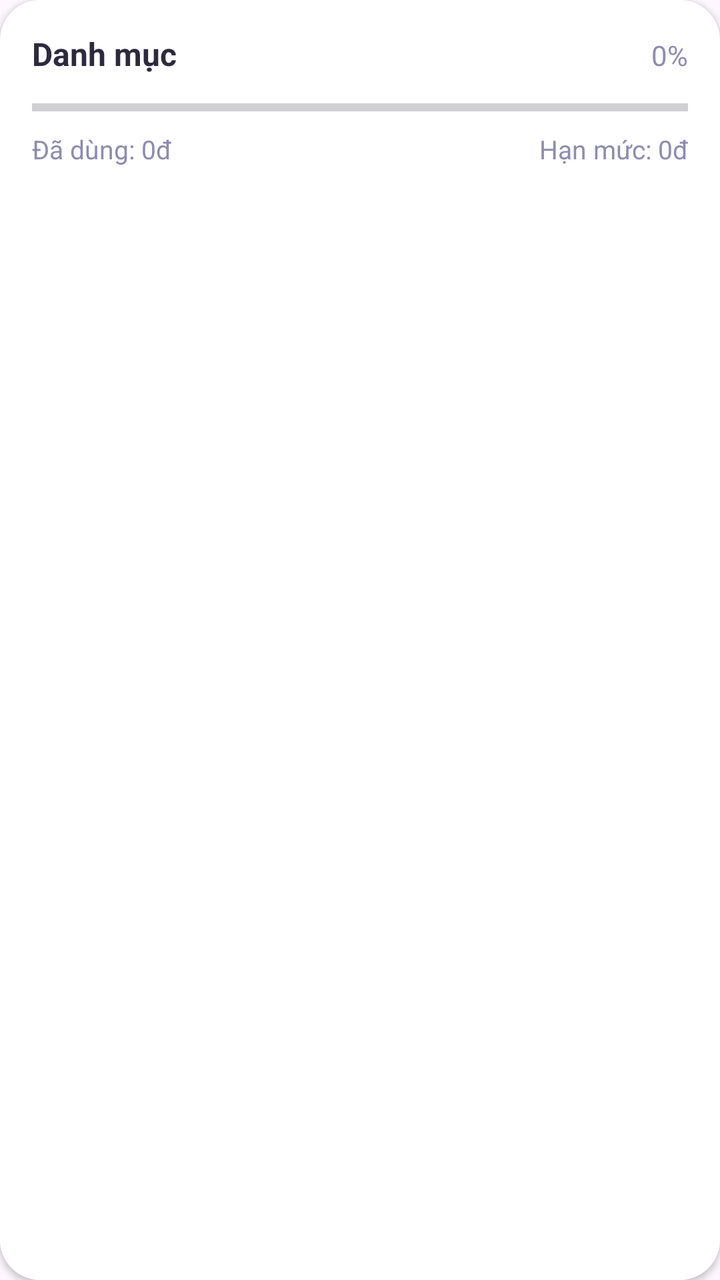
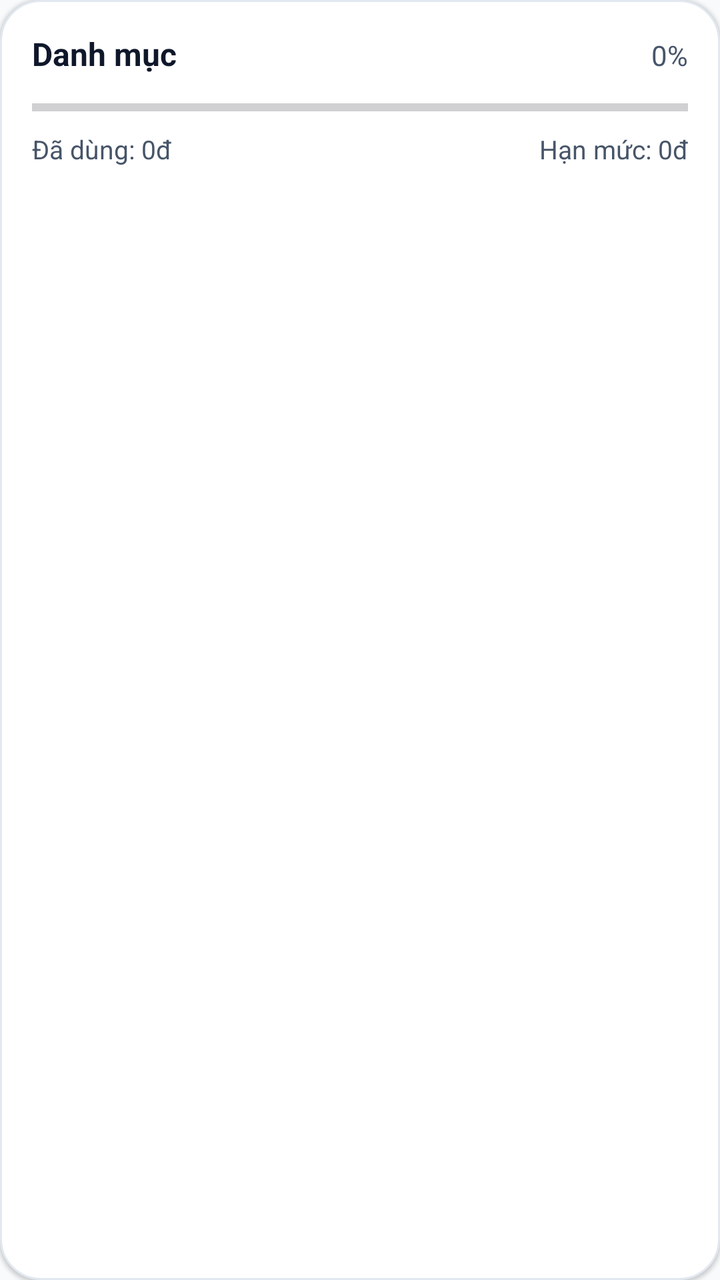

An Android layout rendered at two revisions. The XML below is the earlier revision; the diff shows what the commit changed to produce the second picture.
<!-- AndroidManifest.xml: application theme Theme.MyApplication -->
<!-- res/layout/item_budget.xml -->
<?xml version="1.0" encoding="utf-8"?>
<LinearLayout xmlns:android="http://schemas.android.com/apk/res/android"
    android:layout_width="match_parent"
    android:layout_height="wrap_content"
    android:layout_marginBottom="12dp"
    android:background="@drawable/bg_card"
    android:elevation="2dp"
    android:orientation="vertical"
    android:padding="16dp">

    <LinearLayout
        android:layout_width="match_parent"
        android:layout_height="wrap_content"
        android:orientation="horizontal">

        <TextView
            android:id="@+id/tvBudgetCategory"
            android:layout_width="0dp"
            android:layout_height="wrap_content"
            android:layout_weight="1"
            android:text="Danh mục"
            android:textColor="@color/text_primary"
            android:textSize="16sp"
            android:textStyle="bold" />

        <TextView
            android:id="@+id/tvBudgetPercent"
            android:layout_width="wrap_content"
            android:layout_height="wrap_content"
            android:text="0%"
            android:textColor="@color/text_secondary"
            android:textSize="14sp" />
    </LinearLayout>

    <ProgressBar
        android:id="@+id/pbBudget"
        style="?android:attr/progressBarStyleHorizontal"
        android:layout_width="match_parent"
        android:layout_height="8dp"
        android:layout_marginTop="12dp"
        android:max="100"
        android:progress="0" />

    <LinearLayout
        android:layout_width="match_parent"
        android:layout_height="wrap_content"
        android:layout_marginTop="8dp"
        android:orientation="horizontal">

        <TextView
            android:id="@+id/tvSpentAmount"
            android:layout_width="wrap_content"
            android:layout_height="wrap_content"
            android:text="Đã dùng: 0đ"
            android:textColor="@color/text_secondary"
            android:textSize="13sp" />

        <View
            android:layout_width="0dp"
            android:layout_height="0dp"
            android:layout_weight="1" />

        <TextView
            android:id="@+id/tvLimitAmount"
            android:layout_width="wrap_content"
            android:layout_height="wrap_content"
            android:text="Hạn mức: 0đ"
            android:textColor="@color/text_secondary"
            android:textSize="13sp" />
    </LinearLayout>

    <TextView
        android:id="@+id/tvWarning"
        android:layout_width="wrap_content"
        android:layout_height="wrap_content"
        android:layout_marginTop="4dp"
        android:text="Cảnh báo: Sắp quá hạn mức!"
        android:textColor="@color/accent_red"
        android:textSize="12sp"
        android:visibility="gone" />

</LinearLayout>
<!-- resources referenced by this layout -->
<resources>
  <color name="accent_red">#FF6B6B</color>
  <color name="text_primary">#2D2A3F</color>
  <color name="text_secondary">#8E8CB0</color>
  <!-- drawable bg_card (drawable) -->
  <?xml version="1.0" encoding="utf-8"?>
  <shape xmlns:android="http://schemas.android.com/apk/res/android">
      <solid android:color="@color/card_background" />
      <corners android:radius="20dp" />
  </shape>
  <style name="Theme.MyApplication" parent="Base.Theme.MyApplication" />
  <color name="card_background">#FFFFFF</color>
  <style name="Base.Theme.MyApplication" parent="Theme.Material3.DayNight.NoActionBar">
          
          
      </style>
</resources>

<!-- the commit's change to res/layout/item_budget.xml (unified diff, before → after) -->
@@ -4,7 +4,7 @@
     android:layout_height="wrap_content"
     android:layout_marginBottom="12dp"
     android:background="@drawable/bg_card"
-    android:elevation="2dp"
+    android:elevation="1dp"
     android:orientation="vertical"
     android:padding="16dp">
 
<!-- resource entries referenced after the edit -->
@@ -1,19 +1,29 @@
 <!-- resources referenced by this layout -->
 <resources>
-  <color name="accent_red">#FF6B6B</color>
-  <color name="text_primary">#2D2A3F</color>
-  <color name="text_secondary">#8E8CB0</color>
+  <color name="accent_red">#E11D48</color>
+  <color name="text_primary">#0F172A</color>
+  <color name="text_secondary">#475569</color>
   <!-- drawable bg_card (drawable) -->
   <?xml version="1.0" encoding="utf-8"?>
   <shape xmlns:android="http://schemas.android.com/apk/res/android">
       <solid android:color="@color/card_background" />
+      <stroke
+          android:width="1dp"
+          android:color="@color/divider_light" />
       <corners android:radius="20dp" />
   </shape>
   <style name="Theme.MyApplication" parent="Base.Theme.MyApplication" />
   <color name="card_background">#FFFFFF</color>
+  <color name="divider_light">#E2E8F0</color>
   <style name="Base.Theme.MyApplication" parent="Theme.Material3.DayNight.NoActionBar">
-          
-          
+          <item name="colorPrimary">@color/primary_blue</item>
+          <item name="colorSecondary">@color/accent_purple</item>
+          <item name="android:statusBarColor">@android:color/transparent</item>
+          <item name="android:navigationBarColor">@color/card_background</item>
+          <item name="android:windowBackground">@color/app_background</item>
       </style>
+  <color name="primary_blue">#6366F1</color>
+  <color name="accent_purple">#8B5CF6</color>
+  <color name="app_background">#F8FAFC</color>
 </resources>
 
